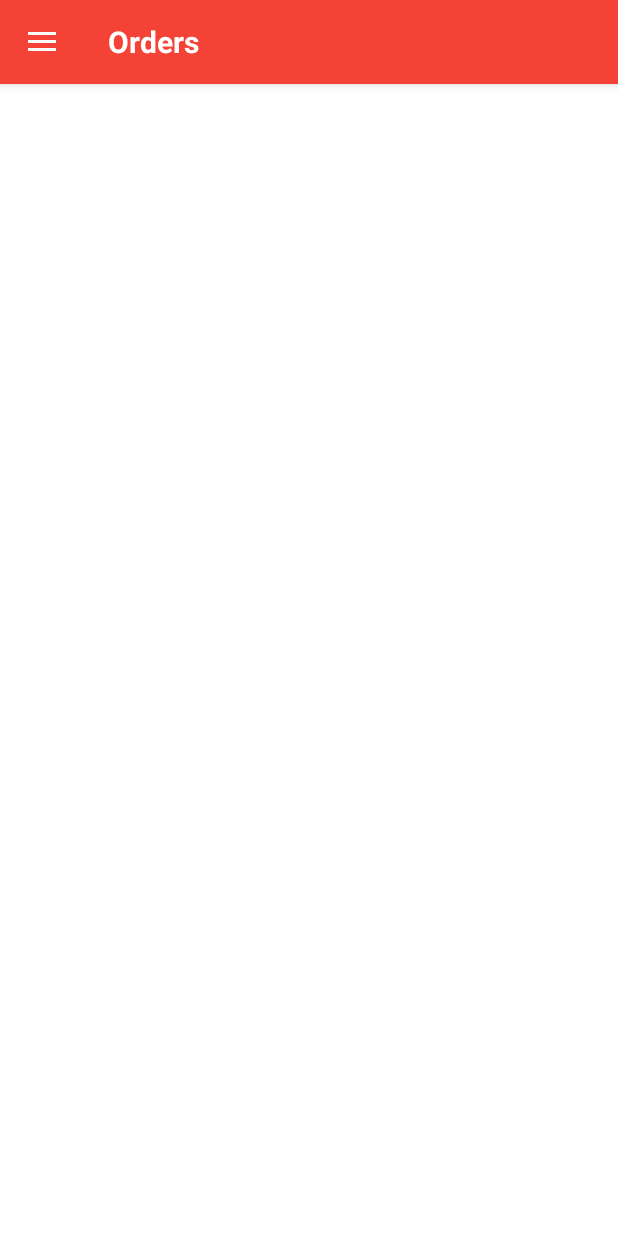
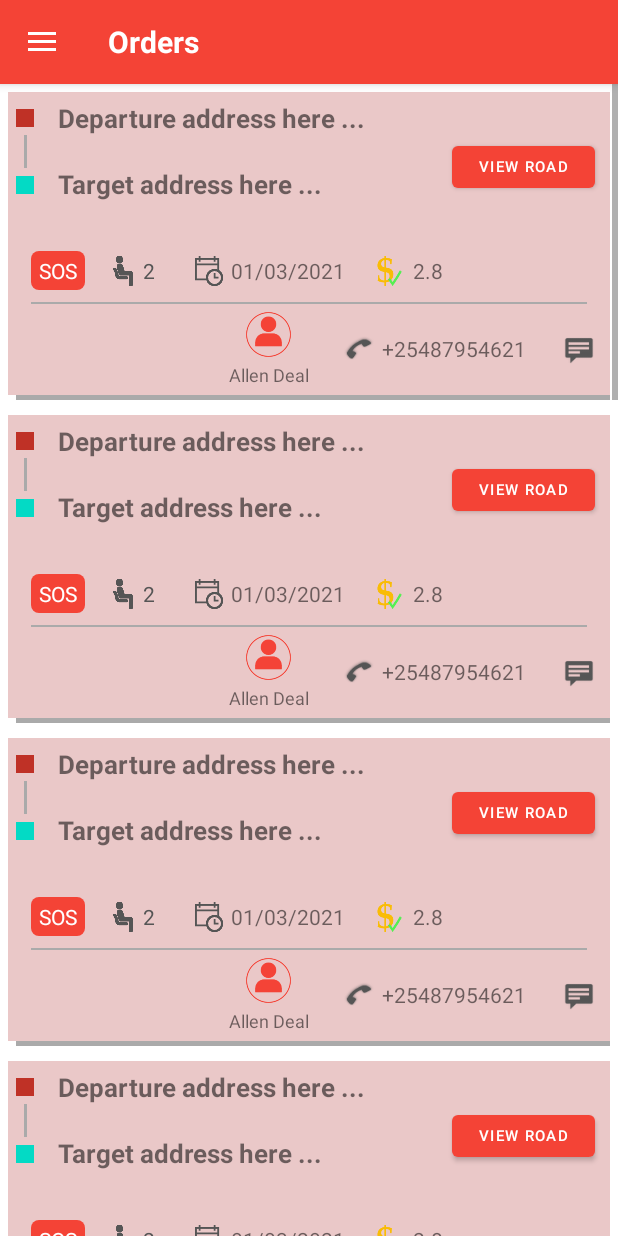
Before and after one commit to fullstackdev116/DivinaTransport, an Android app: the fragment Fragment_driver_orders placed in its activity, in the side drawer, after a tap on "Orders", on a phone screen of 412 x 824 dp. Run offline under Robolectric (Android 15) with nearby library versions, the light colour scheme and no system bars; libraries missing offline, so code that uses them is left out: ca.antonious.materialdaypicker, com.google.maps.model, com.kienht.bottomsheetbehavior; pictures from the network do not load; 12 statements that could not run were skipped.

Commit message:
driver order page update

```diff
--- /dev/null
+++ b/Android/app/src/main/java/com/example/divinatransport/Adapter/OrderListAdapter.java
@@ -0,0 +1,70 @@
+package com.example.divinatransport.Adapter;
+
+import android.app.Dialog;
+import android.content.Intent;
+import android.view.Gravity;
+import android.view.LayoutInflater;
+import android.view.View;
+import android.view.ViewGroup;
+import android.view.Window;
+import android.widget.BaseAdapter;
+import android.widget.Button;
+import android.widget.EditText;
+import android.widget.ImageButton;
+import android.widget.ImageView;
+import android.widget.TextView;
+import android.widget.Toast;
+
+import androidx.annotation.NonNull;
+
+import com.bumptech.glide.Glide;
+import com.bumptech.glide.request.RequestOptions;
+import com.example.divinatransport.DriverMainFragments.Fragment_driver_orders;
+import com.example.divinatransport.MainActivity;
+import com.example.divinatransport.R;
+
+import java.util.ArrayList;
+
+public class OrderListAdapter extends BaseAdapter {
+    MainActivity activity;
+    Fragment_driver_orders fragment;
+
+    public OrderListAdapter(MainActivity _activity, Fragment_driver_orders _fragment) {
+        activity = _activity;
+        fragment = _fragment;
+    }
+
+    @Override
+    public int getCount() {
+        return 13;
+    }
+
+    @Override
+    public Object getItem(int i) {
+        return i;
+    }
+
+    @Override
+    public long getItemId(int i) {
+        return i;
+    }
+
+    @Override
+    public View getView(int i, View view, ViewGroup viewGroup) {
+        if (view == null) {
+            LayoutInflater inflater = LayoutInflater.from(activity);
+            view = inflater.inflate(R.layout.cell_order, null);
+        }
+        Button btn_view = view.findViewById(R.id.btn_view);
+        btn_view.setOnClickListener(new View.OnClickListener() {
+            @Override
+            public void onClick(View v) {
+                if (!fragment.isOpenedBottomView()) {
+                    fragment.openBottomView();
+                }
+            }
+        });
+        return view;
+    }
+
+}
--- a/Android/app/src/main/java/com/example/divinatransport/App.java
+++ b/Android/app/src/main/java/com/example/divinatransport/App.java
@@ -18,6 +18,7 @@ import android.util.Log;
 import android.util.TypedValue;
 import android.view.View;
 import android.view.WindowManager;
+import android.view.animation.Animation;
 import android.view.inputmethod.InputMethodManager;
 import android.webkit.URLUtil;
 import android.widget.Toast;
@@ -57,6 +58,12 @@ public class App extends Application {
     @Override
     public void onTerminate() {
         super.onTerminate();
+    }
+
+    public static void RunAnimation(View v, Animation a) {
+        a.reset();
+        v.clearAnimation();
+        v.startAnimation(a);
     }
     public static void setPreference(String key, String value) {
         PreferenceManager.getDefaultSharedPreferences(mContext)
--- a/Android/app/src/main/java/com/example/divinatransport/DriverMainFragments/Fragment_driver_drive.java
+++ b/Android/app/src/main/java/com/example/divinatransport/DriverMainFragments/Fragment_driver_drive.java
@@ -365,10 +365,6 @@ public class Fragment_driver_drive extends Fragment implements OnMapReadyCallbac
     @Override
     public boolean onMarkerClick(final Marker marker) {
 
-//        if (marker.equals(myMarker))
-//        {
-//
-//        }
         bottomSheetBehavior.setState(BottomSheetBehavior.STATE_COLLAPSED);
         removeRoad();
 //        mTaskSnapToRoads.execute();
--- a/Android/app/src/main/java/com/example/divinatransport/DriverMainFragments/Fragment_driver_orders.java
+++ b/Android/app/src/main/java/com/example/divinatransport/DriverMainFragments/Fragment_driver_orders.java
@@ -1,25 +1,144 @@
 package com.example.divinatransport.DriverMainFragments;
 
+import static com.example.divinatransport.App.RunAnimation;
+
+import android.content.Context;
+import android.graphics.Color;
 import android.os.Bundle;
 import android.view.LayoutInflater;
 import android.view.View;
 import android.view.ViewGroup;
+import android.view.animation.AnimationUtils;
+import android.widget.ImageButton;
+import android.widget.ListView;
+import android.widget.RelativeLayout;
 
 import androidx.annotation.NonNull;
 import androidx.fragment.app.Fragment;
 
+import com.example.divinatransport.Adapter.OrderListAdapter;
+import com.example.divinatransport.MainActivity;
 import com.example.divinatransport.R;
+import com.example.divinatransport.SplashActivity;
+import com.google.android.gms.maps.CameraUpdateFactory;
+import com.google.android.gms.maps.GoogleMap;
+import com.google.android.gms.maps.OnMapReadyCallback;
+import com.google.android.gms.maps.SupportMapFragment;
+import com.google.android.gms.maps.model.BitmapDescriptorFactory;
+import com.google.android.gms.maps.model.Circle;
+import com.google.android.gms.maps.model.CircleOptions;
+import com.google.android.gms.maps.model.LatLng;
+import com.google.android.gms.maps.model.LatLngBounds;
+import com.google.android.gms.maps.model.Marker;
+import com.google.android.gms.maps.model.MarkerOptions;
+import com.google.android.gms.maps.model.Polyline;
+import com.google.android.gms.maps.model.PolylineOptions;
+import com.google.maps.GeoApiContext;
 
-public class Fragment_driver_orders extends Fragment {
+public class Fragment_driver_orders extends Fragment implements OnMapReadyCallback, GoogleMap.OnMarkerClickListener {
+    ListView listView;
+    MainActivity activity;
+    RelativeLayout ly_bottom;
+    SupportMapFragment mapFragment;
+    GeoApiContext mContext;
+    private GoogleMap mMap;
+    Marker markerFrom, markerTo;
+    Polyline roadLine;
+    ImageButton btn_close;
 
     public View onCreateView(@NonNull LayoutInflater inflater,
                              ViewGroup container, Bundle savedInstanceState) {
         View v = inflater.inflate(R.layout.driver_fragment_orders, container, false);
+        ly_bottom = v.findViewById(R.id.ly_bottom);
+        ly_bottom.setVisibility(View.GONE);
+        listView = v.findViewById(R.id.listView);
+        OrderListAdapter adapter = new OrderListAdapter(activity, this);
+        listView.setAdapter(adapter);
+        btn_close = v.findViewById(R.id.btn_close);
+        btn_close.setOnClickListener(new View.OnClickListener() {
+            @Override
+            public void onClick(View v) {
+                closeBottomView();
+            }
+        });
+        loadMap();
         return v;
+    }
+
+    void loadMap() {
+        mapFragment = (SupportMapFragment)getChildFragmentManager().findFragmentById(R.id.map);
+        if (mapFragment == null) {
+            mapFragment = SupportMapFragment.newInstance();
+            getChildFragmentManager().beginTransaction().replace(R.id.map, mapFragment).commit();
+        }
+        mapFragment.getMapAsync(this);
+        mContext = new GeoApiContext().setApiKey(getString(R.string.google_api_key));
+    }
+    @Override
+    public void onMapReady(GoogleMap googleMap) {
+
+        LatLng fromLatLan = new LatLng(37.42692293, -122.06936845);
+        LatLng toLatLan = new LatLng(37.41192293, -122.0736845);
+
+        mMap = googleMap;
+        googleMap.setOnMarkerClickListener(this);
+        googleMap.getUiSettings().setZoomGesturesEnabled(true);
+        googleMap.getUiSettings().setRotateGesturesEnabled(true);
+        googleMap.setTrafficEnabled(true);
+        googleMap.getUiSettings().setMapToolbarEnabled(false);
+        mMap.getUiSettings().setMyLocationButtonEnabled(false);
+
+        markerFrom = googleMap.addMarker(new MarkerOptions()
+                .position(fromLatLan)
+                .title("From Location"));
+
+        markerTo = googleMap.addMarker(new MarkerOptions()
+                .position(toLatLan)
+                .title("To Location"));
+        mMap.animateCamera(CameraUpdateFactory.newLatLngZoom(toLatLan, 14));
+
+        LatLngBounds.Builder builder = new LatLngBounds.Builder();
+        PolylineOptions polyline = new PolylineOptions();
+        builder.include(fromLatLan);
+        polyline.add(fromLatLan);
+        builder.include(toLatLan);
+        polyline.add(toLatLan);
+        roadLine = mMap.addPolyline(polyline.color(Color.BLUE));
+//        mMap.animateCamera(CameraUpdateFactory.newLatLngBounds(builder.build(), 0));
+
+
+    }
+    void removeRoad() {
+        if (markerFrom != null) markerFrom.remove();
+        if (markerTo != null) markerTo.remove();
+        if (roadLine != null) roadLine.remove();
+    }
+
+    public void openBottomView() {
+        ly_bottom.setVisibility(View.VISIBLE);
+        RunAnimation(ly_bottom, AnimationUtils.loadAnimation(activity, R.anim.slideup));
+    }
+    public void closeBottomView() {
+        ly_bottom.setVisibility(View.GONE);
+    }
+    public boolean isOpenedBottomView() {
+        if (ly_bottom.getVisibility() == View.VISIBLE) {
+            return true;
+        }
+        return false;
     }
 
     @Override
     public void onDestroyView() {
         super.onDestroyView();
     }
+    public void onAttach(Context context) {
+        super.onAttach(context);
+        activity = (MainActivity) context;
+    }
+
+    @Override
+    public boolean onMarkerClick(@NonNull Marker marker) {
+        return false;
+    }
 }
--- a/Android/app/src/main/java/com/example/divinatransport/SplashActivity.java
+++ b/Android/app/src/main/java/com/example/divinatransport/SplashActivity.java
@@ -1,4 +1,6 @@
 package com.example.divinatransport;
+
+import static com.example.divinatransport.App.RunAnimation;
 
 import androidx.appcompat.app.AppCompatActivity;
 
@@ -41,10 +43,5 @@ public class SplashActivity extends AppCompatActivity {
             }
         });
     }
-    private void RunAnimation(View v, Animation a)
-    {
-        a.reset();
-        v.clearAnimation();
-        v.startAnimation(a);
-    }
+
 }
--- /dev/null
+++ b/Android/app/src/main/res/drawable/round_frame_card.xml
@@ -0,0 +1,6 @@
+<?xml version="1.0" encoding="utf-8"?>
+<shape xmlns:android="http://schemas.android.com/apk/res/android">
+    <solid android:color="#eeeeee"/>
+    <corners android:radius="10dp"/>
+    <padding android:left="0dp" android:top="0dp" android:right="0dp" android:bottom="0dp" />
+</shape>
--- /dev/null
+++ b/Android/app/src/main/res/drawable/round_frame_red.xml
@@ -0,0 +1,6 @@
+<?xml version="1.0" encoding="utf-8"?>
+<shape xmlns:android="http://schemas.android.com/apk/res/android">
+    <solid android:color="@color/red"/>
+    <corners android:radius="5dp"/>
+    <padding android:left="0dp" android:top="0dp" android:right="0dp" android:bottom="0dp" />
+</shape>
--- /dev/null
+++ b/Android/app/src/main/res/layout/cell_order.xml
@@ -0,0 +1,243 @@
+<?xml version="1.0" encoding="utf-8"?>
+<RelativeLayout xmlns:android="http://schemas.android.com/apk/res/android"
+    android:layout_width="match_parent"
+    android:layout_height="wrap_content"
+    android:orientation="vertical"
+    android:padding="5dp"
+    xmlns:app="http://schemas.android.com/apk/res-auto">
+
+    <LinearLayout
+        android:id="@+id/ly_frame"
+        android:layout_width="match_parent"
+        android:layout_height="wrap_content"
+        android:background="#EAC8C8"
+        android:orientation="vertical">
+
+        <LinearLayout
+            android:layout_width="match_parent"
+            android:layout_height="wrap_content"
+            android:layout_margin="5dp"
+            android:orientation="horizontal">
+
+            <LinearLayout
+                android:layout_width="wrap_content"
+                android:layout_height="wrap_content"
+                android:layout_marginTop="6dp"
+                android:gravity="center_horizontal"
+                android:orientation="vertical">
+
+                <View
+                    android:layout_width="12dp"
+                    android:layout_height="12dp"
+                    android:background="@color/red_dark" />
+
+                <View
+                    android:layout_width="2dp"
+                    android:layout_height="22dp"
+                    android:layout_margin="5dp"
+                    android:background="@android:color/darker_gray" />
+
+                <View
+                    android:layout_width="12dp"
+                    android:layout_height="12dp"
+                    android:background="@color/teal_200" />
+            </LinearLayout>
+
+            <LinearLayout
+                android:layout_width="match_parent"
+                android:layout_height="wrap_content"
+                android:layout_gravity="center_vertical"
+                android:layout_marginLeft="5dp"
+                android:orientation="vertical">
+
+                <TextView
+                    android:layout_width="match_parent"
+                    android:layout_height="wrap_content"
+                    android:layout_marginLeft="10dp"
+                    android:lines="2"
+                    android:text="Departure address here ..."
+                    android:textSize="17dp"
+                    android:textStyle="bold" />
+
+                <TextView
+                    android:layout_width="match_parent"
+                    android:layout_height="wrap_content"
+                    android:layout_marginLeft="10dp"
+                    android:lines="2"
+                    android:text="Target address here ..."
+                    android:textSize="17dp"
+                    android:textStyle="bold" />
+            </LinearLayout>
+        </LinearLayout>
+
+        <LinearLayout
+            android:layout_width="match_parent"
+            android:layout_height="wrap_content"
+            android:gravity="center_vertical"
+            android:orientation="horizontal"
+            android:padding="5dp">
+
+            <TextView
+                android:layout_width="wrap_content"
+                android:layout_height="wrap_content"
+                android:layout_marginLeft="10dp"
+                android:background="@drawable/round_frame_red"
+                android:paddingLeft="5dp"
+                android:paddingTop="3dp"
+                android:paddingRight="5dp"
+                android:paddingBottom="3dp"
+                android:text="SOS"
+                android:textColor="@color/white" />
+
+            <LinearLayout
+                android:id="@+id/ly_seats"
+                android:layout_width="wrap_content"
+                android:layout_height="wrap_content"
+                android:layout_marginLeft="10dp"
+                android:gravity="center"
+                android:orientation="horizontal"
+                android:padding="5dp">
+
+                <ImageView
+                    android:layout_width="20dp"
+                    android:layout_height="20dp"
+                    android:src="@drawable/ic_seats_dark" />
+
+                <TextView
+                    android:layout_width="wrap_content"
+                    android:layout_height="wrap_content"
+                    android:layout_marginLeft="3dp"
+                    android:text="2"
+                    android:textColor="#555555" />
+            </LinearLayout>
+
+            <LinearLayout
+                android:layout_width="wrap_content"
+                android:layout_height="wrap_content"
+                android:layout_marginLeft="20dp"
+                android:orientation="horizontal">
+
+                <ImageView
+                    android:layout_width="20dp"
+                    android:layout_height="20dp"
+                    android:background="@drawable/ic_schedule" />
+
+                <TextView
+                    android:layout_width="wrap_content"
+                    android:layout_height="wrap_content"
+                    android:layout_marginLeft="5dp"
+                    android:text="01/03/2021" />
+            </LinearLayout>
+
+            <LinearLayout
+                android:layout_width="wrap_content"
+                android:layout_height="wrap_content"
+                android:layout_marginLeft="20dp"
+                android:orientation="horizontal">
+
+                <ImageView
+                    android:layout_width="20dp"
+                    android:layout_height="20dp"
+                    android:background="@drawable/ic_dollar_paid" />
+
+                <TextView
+                    android:layout_width="wrap_content"
+                    android:layout_height="wrap_content"
+                    android:layout_marginLeft="5dp"
+                    android:text="2.8" />
+            </LinearLayout>
+        </LinearLayout>
+
+        <LinearLayout
+            android:layout_width="match_parent"
+            android:layout_height="1dp"
+            android:layout_marginLeft="15dp"
+            android:layout_marginRight="15dp"
+            android:background="@android:color/darker_gray" />
+
+        <LinearLayout
+            android:id="@+id/ly_driver"
+            android:layout_width="match_parent"
+            android:layout_height="wrap_content"
+            android:gravity="center_vertical|end"
+            android:orientation="horizontal"
+            android:padding="5dp">
+
+            <LinearLayout
+                android:id="@+id/ly_avatar"
+                android:layout_width="wrap_content"
+                android:layout_height="wrap_content"
+                android:gravity="center"
+                android:orientation="vertical">
+
+                <ImageView
+                    android:id="@+id/img_photo"
+                    android:layout_width="30dp"
+                    android:layout_height="30dp"
+                    android:src="@drawable/ic_avatar" />
+
+                <TextView
+                    android:layout_width="60dp"
+                    android:layout_height="wrap_content"
+                    android:layout_marginTop="3dp"
+                    android:singleLine="true"
+                    android:text="Allen Deal"
+                    android:textAlignment="center"
+                    android:textSize="12dp" />
+            </LinearLayout>
+
+            <LinearLayout
+                android:layout_width="wrap_content"
+                android:layout_height="wrap_content"
+                android:layout_marginLeft="20dp"
+                android:orientation="horizontal">
+
+                <ImageView
+                    android:layout_width="20dp"
+                    android:layout_height="20dp"
+                    android:background="@android:drawable/stat_sys_phone_call"
+                    android:backgroundTint="#555555" />
+
+                <TextView
+                    android:layout_width="wrap_content"
+                    android:layout_height="wrap_content"
+                    android:layout_marginLeft="5dp"
+                    android:text="+25487954621" />
+            </LinearLayout>
+
+            <LinearLayout
+                android:layout_width="wrap_content"
+                android:layout_height="wrap_content"
+                android:layout_marginLeft="20dp"
+                android:orientation="horizontal"
+                android:padding="5dp">
+
+                <ImageView
+                    android:layout_width="20dp"
+                    android:layout_height="20dp"
+                    android:background="@android:drawable/stat_notify_chat"
+                    android:backgroundTint="#555555" />
+            </LinearLayout>
+
+        </LinearLayout>
+
+    </LinearLayout>
+    <LinearLayout
+        android:layout_width="match_parent"
+        android:layout_height="3dp"
+        android:background="@android:color/darker_gray"
+        android:layout_marginLeft="5dp"
+        android:layout_marginRight="0dp"
+        android:layout_below="@+id/ly_frame"
+        />
+    <Button
+        android:id="@+id/btn_view"
+        android:layout_width="95dp"
+        android:layout_height="40dp"
+        android:text="View Road"
+        android:textSize="10dp"
+        android:layout_marginTop="30dp"
+        android:layout_marginRight="10dp"
+        android:layout_alignParentEnd="true"
+        />
+</RelativeLayout>
--- a/Android/app/src/main/res/layout/driver_fragment_drive.xml
+++ b/Android/app/src/main/res/layout/driver_fragment_drive.xml
@@ -74,6 +74,7 @@
                     android:layout_height="wrap_content"
                     android:text="Allen Deal"
                     android:textColor="@color/white"
+                    android:textAlignment="center"
                     android:layout_marginTop="5dp"
                     android:singleLine="true"
                     android:textSize="12dp"
--- a/Android/app/src/main/res/layout/driver_fragment_orders.xml
+++ b/Android/app/src/main/res/layout/driver_fragment_orders.xml
@@ -1,22 +1,44 @@
 <?xml version="1.0" encoding="utf-8"?>
-<androidx.constraintlayout.widget.ConstraintLayout xmlns:android="http://schemas.android.com/apk/res/android"
+<RelativeLayout xmlns:android="http://schemas.android.com/apk/res/android"
     xmlns:app="http://schemas.android.com/apk/res-auto"
     xmlns:tools="http://schemas.android.com/tools"
     android:layout_width="match_parent"
     android:layout_height="match_parent"
     tools:context=".DriverMainFragments.Fragment_driver_orders">
 
-    <TextView
-        android:id="@+id/text_slideshow"
+    <ListView
+        android:id="@+id/listView"
         android:layout_width="match_parent"
-        android:layout_height="wrap_content"
-        android:layout_marginStart="8dp"
-        android:layout_marginTop="8dp"
-        android:layout_marginEnd="8dp"
-        android:textAlignment="center"
-        android:textSize="20sp"
-        app:layout_constraintBottom_toBottomOf="parent"
-        app:layout_constraintEnd_toEndOf="parent"
-        app:layout_constraintStart_toStartOf="parent"
-        app:layout_constraintTop_toTopOf="parent" />
-</androidx.constraintlayout.widget.ConstraintLayout>
+        android:divider="@android:color/transparent"
+        android:layout_height="match_parent" />
+
+    <RelativeLayout
+        android:id="@+id/ly_bottom"
+        android:layout_width="match_parent"
+        android:layout_height="400dp"
+        android:layout_alignParentBottom="true"
+        >
+        <View
+            android:id="@+id/sheet_header_shadow"
+            android:layout_width="match_parent"
+            android:layout_height="10dp"
+            android:alpha="0.5"
+            android:background="@drawable/filters_sheet_header_shadow"
+            />
+
+        <com.google.android.gms.maps.MapView
+            android:id="@+id/map"
+            android:layout_width="match_parent"
+            android:layout_height="match_parent"
+            android:layout_below="@+id/sheet_header_shadow" />
+        <ImageButton
+            android:id="@+id/btn_close"
+            android:layout_width="wrap_content"
+            android:layout_height="wrap_content"
+            android:src="@android:drawable/ic_menu_close_clear_cancel"
+            android:backgroundTint="@android:color/transparent"
+            android:layout_alignParentEnd="true"
+            app:tint="@color/black" />
+    </RelativeLayout>
+
+</RelativeLayout>
```
Also changed, not shown: Android/app/src/main/AndroidManifest.xml (+7 -7 lines), Android/app/src/main/res/anim/slideup.xml (added, +7 -0 lines), Android/app/src/main/res/drawable/frame_border_round.xml (renamed from Android/app/src/main/res/drawable-v24/frame_border_round.xml), Android/app/src/main/res/drawable/frame_border_round_white.xml (renamed from Android/app/src/main/res/drawable-v24/frame_border_round_white.xml), Android/app/src/main/res/drawable/ic_dollar.png (added), Android/app/src/main/res/drawable/ic_dollar_paid.png (added), Android/app/src/main/res/drawable/ic_launcher_foreground.xml (renamed from Android/app/src/main/res/drawable-v24/ic_launcher_foreground.xml), Android/app/src/main/res/drawable/ic_schedule.png (added), Android/app/src/main/res/drawable/ic_seats_dark.png (added).
